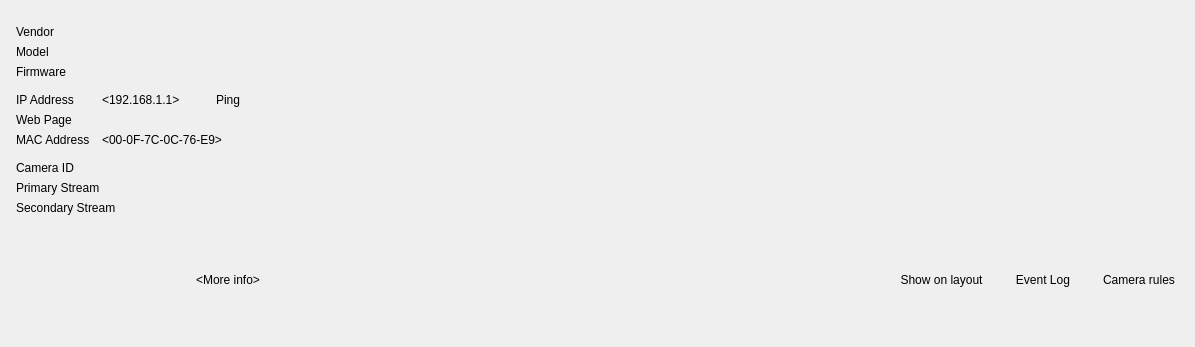
networkoptix/nx_open, file client/nx_client_desktop/src/nx/client/desktop/resource_properties/camera/widgets/camera_info_widget.ui: the form before one commit.
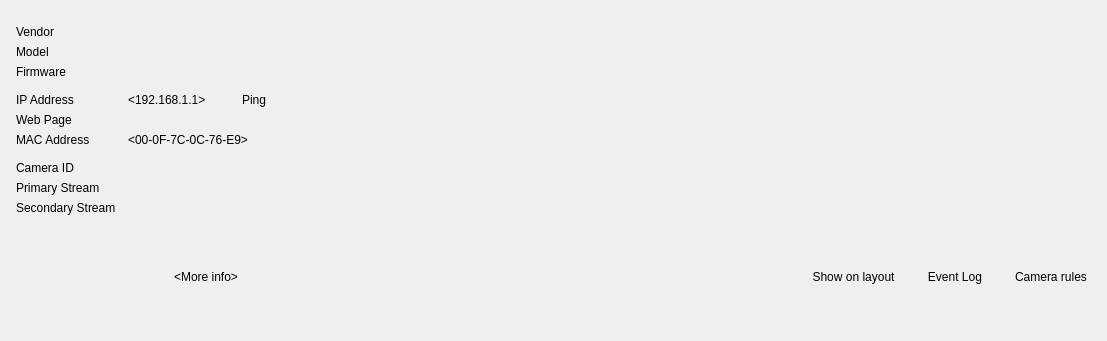
The form after the commit. The open tabs and pages were chosen to show the change. Custom widgets are drawn as their Qt base class.

Commit message:
New camera settings: another UI fix
<==== Mercurial data ====>
Branch: vms

```diff
--- a/client/nx_client_desktop/src/nx/client/desktop/resource_properties/camera/widgets/camera_info_widget.ui
+++ b/client/nx_client_desktop/src/nx/client/desktop/resource_properties/camera/widgets/camera_info_widget.ui
@@ -6,8 +6,8 @@
    <rect>
     <x>0</x>
     <y>0</y>
-    <width>1195</width>
-    <height>347</height>
+    <width>1107</width>
+    <height>341</height>
    </rect>
   </property>
   <layout class="QVBoxLayout" name="verticalLayout">
@@ -99,12 +99,36 @@
       </layout>
      </widget>
      <widget class="QWidget" name="moreInfoPage">
-      <layout class="QVBoxLayout" name="verticalLayout_2" stretch="0,0,0">
+      <layout class="QGridLayout" name="moreInfoLayout" rowminimumheight="20,20,20,8,20,20,20,8,20,20,20">
+       <property name="sizeConstraint">
+        <enum>QLayout::SetFixedSize</enum>
+       </property>
+       <property name="leftMargin">
+        <number>8</number>
+       </property>
+       <property name="topMargin">
+        <number>0</number>
+       </property>
+       <property name="rightMargin">
+        <number>0</number>
+       </property>
+       <property name="bottomMargin">
+        <number>0</number>
+       </property>
+       <property name="horizontalSpacing">
+        <number>12</number>
+       </property>
+       <property name="verticalSpacing">
+        <number>0</number>
+       </property>
+       <item row="9" column="1">
+        <widget class="QWidget" name="primaryStreamControlWidget" native="true">
+         <layout class="QHBoxLayout" name="primaryStreamLayout">
        <property name="spacing">
-        <number>8</number>
+           <number>12</number>
        </property>
        <property name="leftMargin">
-        <number>8</number>
+           <number>0</number>
        </property>
        <property name="topMargin">
         <number>0</number>
@@ -116,153 +140,52 @@
         <number>0</number>
        </property>
        <item>
-        <layout class="QFormLayout" name="detailInfoLayout">
-         <property name="horizontalSpacing">
-          <number>12</number>
-         </property>
-         <property name="verticalSpacing">
-          <number>0</number>
-         </property>
-         <item row="0" column="0">
-          <widget class="QLabel" name="vendorDetailTitleLabel">
+           <widget class="QLabel" name="primaryStreamLabel">
+            <property name="sizePolicy">
+             <sizepolicy hsizetype="Preferred" vsizetype="Fixed">
+              <horstretch>0</horstretch>
+              <verstretch>0</verstretch>
+             </sizepolicy>
+            </property>
            <property name="text">
-            <string>Vendor</string>
-           </property>
-          </widget>
-         </item>
-         <item row="1" column="0">
-          <widget class="QLabel" name="modelDetailTitleLabel">
-           <property name="text">
-            <string>Model</string>
-           </property>
-          </widget>
-         </item>
-         <item row="2" column="0">
-          <widget class="QLabel" name="firmwareTitleLabel">
-           <property name="text">
-            <string>Firmware</string>
-           </property>
-          </widget>
-         </item>
-         <item row="0" column="1">
-          <widget class="QLabel" name="vendorDetailLabel">
-           <property name="minimumSize">
-            <size>
-             <width>0</width>
-             <height>20</height>
-            </size>
-           </property>
-           <property name="text">
-            <string notr="true">&lt;ACTI&gt;</string>
-           </property>
+             <string notr="true">&lt;rtsp://192.168.0.18:554/axis-media/media.amp?streamprofile=hdwitnessPrimary&gt;</string>
+            </property>
            <property name="textInteractionFlags">
             <set>Qt::LinksAccessibleByMouse|Qt::TextSelectableByMouse</set>
            </property>
           </widget>
          </item>
-         <item row="1" column="1">
-          <widget class="QLabel" name="modelDetailLabel">
-           <property name="minimumSize">
+          <item alignment="Qt::AlignTop">
+           <widget class="nx::client::desktop::ClipboardButton" name="primaryStreamCopyButton">
+            <property name="maximumSize">
             <size>
-             <width>0</width>
-             <height>20</height>
-            </size>
-           </property>
-           <property name="text">
-            <string notr="true">&lt;E96&gt;</string>
-           </property>
-           <property name="textInteractionFlags">
-            <set>Qt::LinksAccessibleByMouse|Qt::TextSelectableByMouse</set>
-           </property>
-          </widget>
-         </item>
-         <item row="2" column="1">
-          <widget class="QLabel" name="firmwareLabel">
-           <property name="minimumSize">
-            <size>
-             <width>0</width>
-             <height>20</height>
-            </size>
-           </property>
-           <property name="text">
-            <string notr="true">&lt;A1D-500-V6.05.16-AC&gt;</string>
-           </property>
-           <property name="textInteractionFlags">
-            <set>Qt::LinksAccessibleByMouse|Qt::TextSelectableByMouse</set>
-           </property>
-          </widget>
-         </item>
-        </layout>
-       </item>
-       <item>
-        <layout class="QFormLayout" name="networkInfoLayout">
-         <property name="horizontalSpacing">
-          <number>12</number>
-         </property>
-         <property name="verticalSpacing">
-          <number>0</number>
-         </property>
-         <item row="0" column="0">
-          <widget class="QLabel" name="ipAddressDetailTitleLabel">
-           <property name="text">
-            <string>IP Address</string>
-           </property>
-          </widget>
-         </item>
-         <item row="1" column="0">
-          <widget class="QLabel" name="webPageTitleLabel">
-           <property name="text">
-            <string>Web Page</string>
-           </property>
-          </widget>
-         </item>
-         <item row="2" column="0">
-          <widget class="QLabel" name="macAddressTitleLabel">
-           <property name="text">
-            <string>MAC Address</string>
-           </property>
-          </widget>
-         </item>
-         <item row="1" column="1">
-          <widget class="QLabel" name="webPageLabel">
-           <property name="minimumSize">
-            <size>
-             <width>0</width>
-             <height>20</height>
-            </size>
-           </property>
-           <property name="text">
-            <string notr="true">&lt;http://192.168.1.1/&gt;</string>
-           </property>
-           <property name="openExternalLinks">
+              <width>16777215</width>
+              <height>19</height>
+             </size>
+            </property>
+            <property name="flat">
             <bool>true</bool>
            </property>
           </widget>
          </item>
-         <item row="2" column="1">
-          <widget class="QLabel" name="macAddressLabel">
-           <property name="minimumSize">
+          <item>
+           <spacer name="primaryStreamSpacer">
+            <property name="orientation">
+             <enum>Qt::Horizontal</enum>
+            </property>
+            <property name="sizeHint" stdset="0">
             <size>
-             <width>0</width>
+              <width>40</width>
              <height>20</height>
             </size>
            </property>
-           <property name="text">
-            <string notr="true">&lt;00-0F-7C-0C-76-E9&gt;</string>
-           </property>
-           <property name="textInteractionFlags">
-            <set>Qt::LinksAccessibleByMouse|Qt::TextSelectableByMouse</set>
-           </property>
-          </widget>
-         </item>
-         <item row="0" column="1">
+           </spacer>
+          </item>
+         </layout>
+        </widget>
+       </item>
+       <item row="4" column="1">
           <widget class="QWidget" name="pingControlsWidget" native="true">
-           <property name="maximumSize">
-            <size>
-             <width>16777215</width>
-             <height>20</height>
-            </size>
-           </property>
            <layout class="QHBoxLayout" name="ipAddressDetailLayout">
             <property name="spacing">
              <number>8</number>
@@ -281,6 +204,12 @@
             </property>
             <item>
              <widget class="QLabel" name="ipAddressDetailLabel">
+            <property name="sizePolicy">
+             <sizepolicy hsizetype="Preferred" vsizetype="Fixed">
+              <horstretch>0</horstretch>
+              <verstretch>0</verstretch>
+             </sizepolicy>
+            </property>
               <property name="text">
                <string notr="true">&lt;192.168.1.1&gt;</string>
               </property>
@@ -289,8 +218,14 @@
               </property>
              </widget>
             </item>
-            <item>
+          <item alignment="Qt::AlignTop">
              <widget class="QPushButton" name="pingButton">
+            <property name="maximumSize">
+             <size>
+              <width>16777215</width>
+              <height>19</height>
+             </size>
+            </property>
               <property name="text">
                <string>Ping</string>
               </property>
@@ -321,67 +256,8 @@
            </layout>
           </widget>
          </item>
-        </layout>
-       </item>
-       <item>
-        <layout class="QFormLayout" name="serviceInfoLayout">
-         <property name="horizontalSpacing">
-          <number>12</number>
-         </property>
-         <property name="verticalSpacing">
-          <number>0</number>
-         </property>
-         <item row="0" column="0">
-          <widget class="QLabel" name="cameraIdTitleLabel">
-           <property name="text">
-            <string>Camera ID</string>
-           </property>
-          </widget>
-         </item>
-         <item row="1" column="0">
-          <widget class="QLabel" name="primaryStreamTitleLabel">
-           <property name="text">
-            <string>Primary Stream</string>
-           </property>
-          </widget>
-         </item>
-         <item row="2" column="0">
-          <widget class="QLabel" name="secondaryStreamTitleLabel">
-           <property name="text">
-            <string>Secondary Stream</string>
-           </property>
-          </widget>
-         </item>
-         <item row="0" column="1">
-          <widget class="QLabel" name="cameraIdLabel">
-           <property name="minimumSize">
-            <size>
-             <width>0</width>
-             <height>20</height>
-            </size>
-           </property>
-           <property name="text">
-            <string notr="true">&lt;cf5bac1d-6b93-e517-41ab-6f13bbc7a2af&gt;</string>
-           </property>
-           <property name="textInteractionFlags">
-            <set>Qt::LinksAccessibleByMouse|Qt::TextSelectableByMouse</set>
-           </property>
-          </widget>
-         </item>
-         <item row="2" column="1">
+       <item row="10" column="1">
           <widget class="QWidget" name="secondaryStreamControlWidget" native="true">
-           <property name="minimumSize">
-            <size>
-             <width>0</width>
-             <height>20</height>
-            </size>
-           </property>
-           <property name="maximumSize">
-            <size>
-             <width>16777215</width>
-             <height>20</height>
-            </size>
-           </property>
            <layout class="QHBoxLayout" name="secondaryStreamLayout">
             <property name="spacing">
              <number>12</number>
@@ -400,6 +276,12 @@
             </property>
             <item>
              <widget class="QLabel" name="secondaryStreamLabel">
+            <property name="sizePolicy">
+             <sizepolicy hsizetype="Preferred" vsizetype="Fixed">
+              <horstretch>0</horstretch>
+              <verstretch>0</verstretch>
+             </sizepolicy>
+            </property>
               <property name="text">
                <string notr="true">&lt;rtsp://192.168.0.18:554/axis-media/media.amp?streamprofile=hdwitnessSecondary&gt;</string>
               </property>
@@ -408,8 +290,14 @@
               </property>
              </widget>
             </item>
-            <item>
+          <item alignment="Qt::AlignTop">
              <widget class="nx::client::desktop::ClipboardButton" name="secondaryStreamCopyButton">
+            <property name="maximumSize">
+             <size>
+              <width>16777215</width>
+              <height>19</height>
+             </size>
+            </property>
               <property name="iconSize">
                <size>
                 <width>20</width>
@@ -437,70 +325,250 @@
            </layout>
           </widget>
          </item>
+       <item row="7" column="0">
+        <spacer name="verticalSpacer_2">
+         <property name="orientation">
+          <enum>Qt::Vertical</enum>
+         </property>
+         <property name="sizeType">
+          <enum>QSizePolicy::Fixed</enum>
+         </property>
+         <property name="sizeHint" stdset="0">
+          <size>
+           <width>20</width>
+           <height>8</height>
+          </size>
+         </property>
+        </spacer>
+       </item>
+       <item row="0" column="1">
+        <widget class="QLabel" name="vendorDetailLabel">
+         <property name="sizePolicy">
+          <sizepolicy hsizetype="Preferred" vsizetype="Fixed">
+           <horstretch>0</horstretch>
+           <verstretch>0</verstretch>
+          </sizepolicy>
+         </property>
+         <property name="text">
+          <string notr="true">&lt;ACTI&gt;</string>
+         </property>
+         <property name="textInteractionFlags">
+          <set>Qt::LinksAccessibleByMouse|Qt::TextSelectableByMouse</set>
+         </property>
+        </widget>
+       </item>
+       <item row="2" column="0">
+        <widget class="QLabel" name="firmwareTitleLabel">
+         <property name="sizePolicy">
+          <sizepolicy hsizetype="Preferred" vsizetype="Fixed">
+           <horstretch>0</horstretch>
+           <verstretch>0</verstretch>
+          </sizepolicy>
+         </property>
+         <property name="text">
+          <string>Firmware</string>
+         </property>
+        </widget>
+       </item>
+       <item row="1" column="0">
+        <widget class="QLabel" name="modelDetailTitleLabel">
+         <property name="sizePolicy">
+          <sizepolicy hsizetype="Preferred" vsizetype="Fixed">
+           <horstretch>0</horstretch>
+           <verstretch>0</verstretch>
+          </sizepolicy>
+         </property>
+         <property name="text">
+          <string>Model</string>
+         </property>
+        </widget>
+       </item>
+       <item row="4" column="0">
+        <widget class="QLabel" name="ipAddressDetailTitleLabel">
+         <property name="sizePolicy">
+          <sizepolicy hsizetype="Preferred" vsizetype="Fixed">
+           <horstretch>0</horstretch>
+           <verstretch>0</verstretch>
+          </sizepolicy>
+         </property>
+         <property name="text">
+          <string>IP Address</string>
+         </property>
+        </widget>
+       </item>
+       <item row="8" column="0">
+        <widget class="QLabel" name="cameraIdTitleLabel">
+         <property name="sizePolicy">
+          <sizepolicy hsizetype="Preferred" vsizetype="Fixed">
+           <horstretch>0</horstretch>
+           <verstretch>0</verstretch>
+          </sizepolicy>
+         </property>
+         <property name="text">
+          <string>Camera ID</string>
+         </property>
+        </widget>
+       </item>
          <item row="1" column="1">
-          <widget class="QWidget" name="primaryStreamControlWidget" native="true">
-           <property name="minimumSize">
-            <size>
-             <width>0</width>
-             <height>20</height>
-            </size>
-           </property>
-           <property name="maximumSize">
-            <size>
-             <width>16777215</width>
-             <height>20</height>
-            </size>
-           </property>
-           <layout class="QHBoxLayout" name="primaryStreamLayout">
-            <property name="spacing">
-             <number>12</number>
-            </property>
-            <property name="leftMargin">
-             <number>0</number>
-            </property>
-            <property name="topMargin">
-             <number>0</number>
-            </property>
-            <property name="rightMargin">
-             <number>0</number>
-            </property>
-            <property name="bottomMargin">
-             <number>0</number>
-            </property>
-            <item>
-             <widget class="QLabel" name="primaryStreamLabel">
+        <widget class="QLabel" name="modelDetailLabel">
+         <property name="sizePolicy">
+          <sizepolicy hsizetype="Preferred" vsizetype="Fixed">
+           <horstretch>0</horstretch>
+           <verstretch>0</verstretch>
+          </sizepolicy>
+         </property>
+         <property name="text">
+          <string notr="true">&lt;E96&gt;</string>
+         </property>
+         <property name="textInteractionFlags">
+          <set>Qt::LinksAccessibleByMouse|Qt::TextSelectableByMouse</set>
+         </property>
+        </widget>
+       </item>
+       <item row="5" column="0">
+        <widget class="QLabel" name="webPageTitleLabel">
+         <property name="sizePolicy">
+          <sizepolicy hsizetype="Preferred" vsizetype="Fixed">
+           <horstretch>0</horstretch>
+           <verstretch>0</verstretch>
+          </sizepolicy>
+         </property>
+         <property name="text">
+          <string>Web Page</string>
+         </property>
+        </widget>
+       </item>
+       <item row="2" column="1">
+        <widget class="QLabel" name="firmwareLabel">
+         <property name="sizePolicy">
+          <sizepolicy hsizetype="Preferred" vsizetype="Fixed">
+           <horstretch>0</horstretch>
+           <verstretch>0</verstretch>
+          </sizepolicy>
+         </property>
+         <property name="text">
+          <string notr="true">&lt;A1D-500-V6.05.16-AC&gt;</string>
+         </property>
+         <property name="textInteractionFlags">
+          <set>Qt::LinksAccessibleByMouse|Qt::TextSelectableByMouse</set>
+         </property>
+        </widget>
+       </item>
+       <item row="8" column="1">
+        <widget class="QLabel" name="cameraIdLabel">
+         <property name="sizePolicy">
+          <sizepolicy hsizetype="Preferred" vsizetype="Fixed">
+           <horstretch>0</horstretch>
+           <verstretch>0</verstretch>
+          </sizepolicy>
+         </property>
               <property name="text">
-               <string notr="true">&lt;rtsp://192.168.0.18:554/axis-media/media.amp?streamprofile=hdwitnessPrimary&gt;</string>
+          <string notr="true">&lt;cf5bac1d-6b93-e517-41ab-6f13bbc7a2af&gt;</string>
               </property>
               <property name="textInteractionFlags">
                <set>Qt::LinksAccessibleByMouse|Qt::TextSelectableByMouse</set>
               </property>
              </widget>
             </item>
-            <item>
-             <widget class="nx::client::desktop::ClipboardButton" name="primaryStreamCopyButton">
-              <property name="flat">
+       <item row="9" column="0">
+        <widget class="QLabel" name="primaryStreamTitleLabel">
+         <property name="sizePolicy">
+          <sizepolicy hsizetype="Preferred" vsizetype="Fixed">
+           <horstretch>0</horstretch>
+           <verstretch>0</verstretch>
+          </sizepolicy>
+         </property>
+         <property name="text">
+          <string>Primary Stream</string>
+         </property>
+        </widget>
+       </item>
+       <item row="10" column="0">
+        <widget class="QLabel" name="secondaryStreamTitleLabel">
+         <property name="sizePolicy">
+          <sizepolicy hsizetype="Preferred" vsizetype="Fixed">
+           <horstretch>0</horstretch>
+           <verstretch>0</verstretch>
+          </sizepolicy>
+         </property>
+         <property name="text">
+          <string>Secondary Stream</string>
+         </property>
+        </widget>
+       </item>
+       <item row="6" column="1">
+        <widget class="QLabel" name="macAddressLabel">
+         <property name="sizePolicy">
+          <sizepolicy hsizetype="Preferred" vsizetype="Fixed">
+           <horstretch>0</horstretch>
+           <verstretch>0</verstretch>
+          </sizepolicy>
+         </property>
+         <property name="text">
+          <string notr="true">&lt;00-0F-7C-0C-76-E9&gt;</string>
+         </property>
+         <property name="textInteractionFlags">
+          <set>Qt::LinksAccessibleByMouse|Qt::TextSelectableByMouse</set>
+         </property>
+        </widget>
+       </item>
+       <item row="6" column="0">
+        <widget class="QLabel" name="macAddressTitleLabel">
+         <property name="sizePolicy">
+          <sizepolicy hsizetype="Preferred" vsizetype="Fixed">
+           <horstretch>0</horstretch>
+           <verstretch>0</verstretch>
+          </sizepolicy>
+         </property>
+         <property name="text">
+          <string>MAC Address</string>
+         </property>
+        </widget>
+       </item>
+       <item row="5" column="1">
+        <widget class="QLabel" name="webPageLabel">
+         <property name="sizePolicy">
+          <sizepolicy hsizetype="Preferred" vsizetype="Fixed">
+           <horstretch>0</horstretch>
+           <verstretch>0</verstretch>
+          </sizepolicy>
+         </property>
+         <property name="text">
+          <string notr="true">&lt;http://192.168.1.1/&gt;</string>
+         </property>
+         <property name="openExternalLinks">
                <bool>true</bool>
               </property>
              </widget>
             </item>
-            <item>
-             <spacer name="primaryStreamSpacer">
+       <item row="0" column="0">
+        <widget class="QLabel" name="vendorDetailTitleLabel">
+         <property name="sizePolicy">
+          <sizepolicy hsizetype="Preferred" vsizetype="Fixed">
+           <horstretch>0</horstretch>
+           <verstretch>0</verstretch>
+          </sizepolicy>
+         </property>
+         <property name="text">
+          <string>Vendor</string>
+         </property>
+        </widget>
+       </item>
+       <item row="3" column="0">
+        <spacer name="verticalSpacer">
               <property name="orientation">
-               <enum>Qt::Horizontal</enum>
+          <enum>Qt::Vertical</enum>
+         </property>
+         <property name="sizeType">
+          <enum>QSizePolicy::Fixed</enum>
               </property>
               <property name="sizeHint" stdset="0">
                <size>
-                <width>40</width>
-                <height>20</height>
+           <width>20</width>
+           <height>8</height>
                </size>
               </property>
              </spacer>
-            </item>
-           </layout>
-          </widget>
-         </item>
-        </layout>
        </item>
       </layout>
      </widget>
```
Left out of the diff: 39 changed lines with no effect on the pictures. Lines whose indentation alone changed are shown as unchanged.
